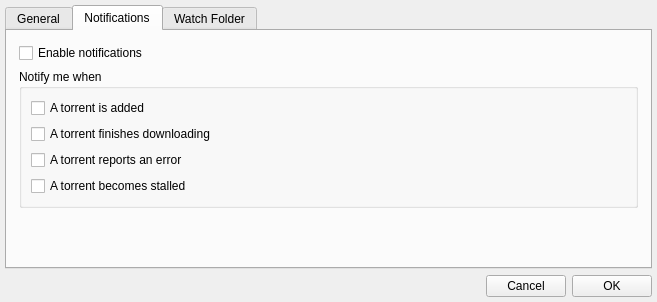
This is appsettings.ui in mveinot/transmission-control as Qt 5 draws it before an edit. The edited form follows.
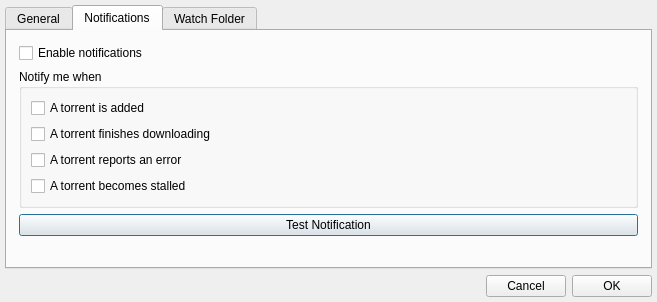
This is the edited form. The open tabs and pages were chosen to show the change.

Commit message: Added a "test notification" button

Diff of the .ui file:
```diff
--- a/appsettings.ui
+++ b/appsettings.ui
@@ -172,6 +172,13 @@
          </layout>
         </widget>
        </item>
+       <item>
+        <widget class="QPushButton" name="buttonTestNotification">
+         <property name="text">
+          <string>Test Notification</string>
+         </property>
+        </widget>
+       </item>
        <item>
         <spacer name="verticalSpacerNotifications">
          <property name="orientation">
```
The commit also changes 5 other files.
